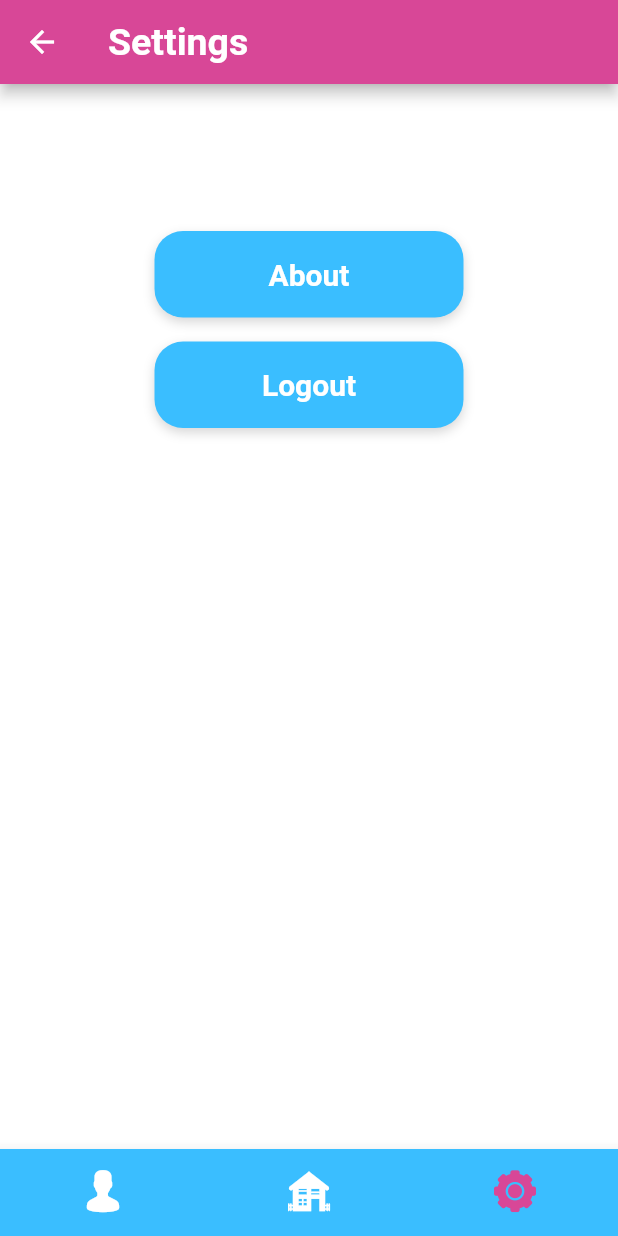
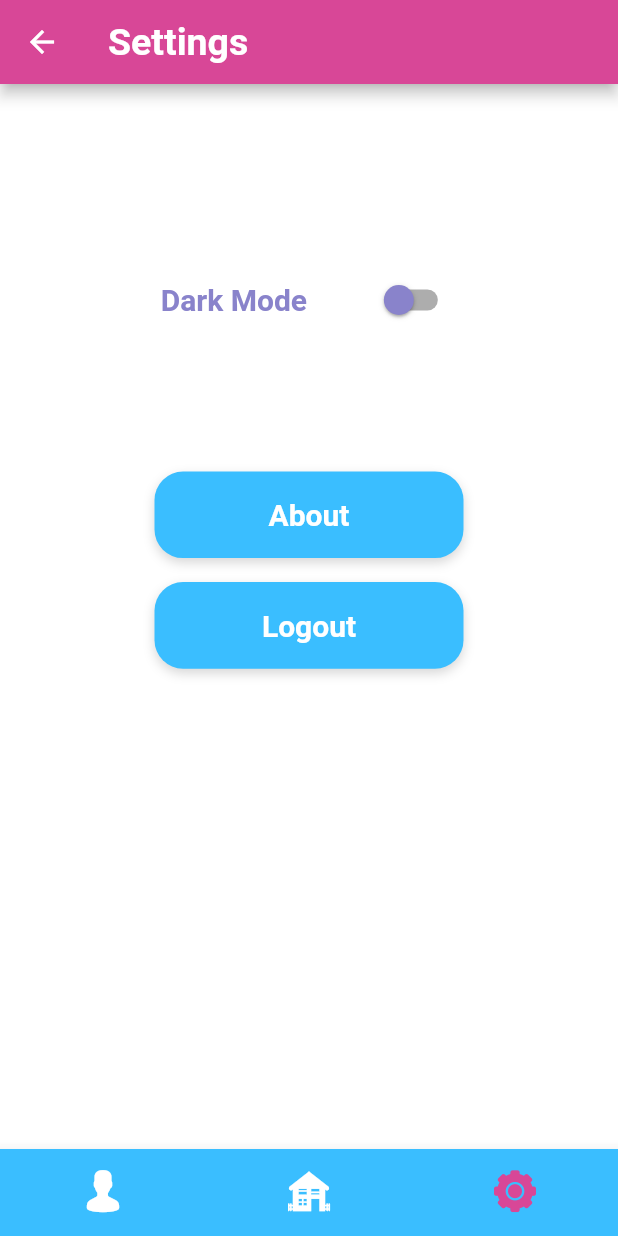
Before and after one commit to abdelrahmanbonna/chatchat, a Flutter app: the Home screen opened by its route, item 3 of the bottom bar chosen, on a phone screen of 412 x 824 dp. Run offline on Flutter 3.47's test engine with Material 2 defaults, Android fonts, the phone set to English and light mode, and no system bars.

Commit message:
adding screen

```diff
--- a/lib/logic/themeChanger.dart
+++ b/lib/logic/themeChanger.dart
@@ -35,9 +35,10 @@ class ThemeChanger extends ChangeNotifier {
   );
 
   Color _currentColor;
+  bool _switchvalue = false;
 
   ThemeChanger() {
-    setCurrentColor("light");
+    setCurrentColor();
   }
 
   ThemeData getThemeData() => _themeData;
@@ -48,10 +49,16 @@ class ThemeChanger extends ChangeNotifier {
     notifyListeners();
   }
 
-  setCurrentColor(String mode) {
-    mode == "dark"
+  setCurrentColor() {
+    _switchvalue
         ? _currentColor = _themeData.primaryColorDark
         : _currentColor = _themeData.primaryColorLight;
     notifyListeners();
   }
+
+  getSwitch() => _switchvalue;
+  setSwitch(bool mode) {
+    _switchvalue = mode;
+    notifyListeners();
+  }
 }
--- a/lib/main.dart
+++ b/lib/main.dart
@@ -1,6 +1,8 @@
 import 'package:chatchat/screens/about.dart';
+import 'package:chatchat/screens/chat.dart';
 import 'package:chatchat/screens/home.dart';
 import 'package:chatchat/screens/login.dart';
+import 'package:chatchat/screens/newChat.dart';
 import 'package:chatchat/screens/register.dart';
 import 'package:flutter/material.dart';
 import 'package:provider/provider.dart';
@@ -37,6 +39,8 @@ class MaterialAppWithTheme extends StatelessWidget {
         Register.id: (context) => Register(),
         Home.id: (context) => Home(),
         About.id: (context) => About(),
+        Chat.id: (context) => Chat(),
+        NewChat.id: (context) => NewChat(),
       },
       initialRoute: Start.id,
       theme: _theme.getThemeData(),
--- a/lib/screens/home.dart
+++ b/lib/screens/home.dart
@@ -1,9 +1,12 @@
 import 'package:chatchat/logic/themeChanger.dart';
 import 'package:chatchat/screens/about.dart';
+import 'package:chatchat/screens/newChat.dart';
 import 'package:chatchat/utilities/chat_chat_icons.dart';
 import 'package:chatchat/utilities/styledButton.dart';
 import 'package:flutter/material.dart';
 import 'package:provider/provider.dart';
+
+import 'start.dart';
 
 class Home extends StatefulWidget {
   static String id = "home";
@@ -14,6 +17,7 @@ class Home extends StatefulWidget {
 
 class _HomeState extends State<Home> {
   int barIndex = 1;
+  bool switchval = false;
 
   Widget screensChanger(BuildContext context, int index) {
     var screen = MediaQuery.of(context).size;
@@ -34,6 +38,24 @@ class _HomeState extends State<Home> {
             textAlign: TextAlign.center,
           ),
         ),
+        body: SingleChildScrollView(
+          padding: EdgeInsets.symmetric(vertical: 70),
+          child: Column(
+            children: [
+              SizedBox(
+                width: screen.width,
+              ),
+              CircleAvatar(
+                backgroundColor: Colors.grey,
+                minRadius: 110,
+              ),
+              SizedBox(
+                width: screen.width,
+                height: screen.height * 0.05,
+              ),
+            ],
+          ),
+        ),
       );
 
       //here for the second one
@@ -41,6 +63,16 @@ class _HomeState extends State<Home> {
       return Scaffold(
         backgroundColor: _theme.getCurrentColor(),
         appBar: AppBar(
+          actions: [
+            IconButton(
+                icon: Icon(
+                  ChatChat.plus,
+                  color: _theme.getCurrentColor(),
+                ),
+                onPressed: () {
+                  Navigator.pushNamed(context, NewChat.id);
+                })
+          ],
           title: Text(
             "Home",
             style: _theme
@@ -51,6 +83,7 @@ class _HomeState extends State<Home> {
             textAlign: TextAlign.center,
           ),
         ),
+        body: Container(),
       );
 
       //here for the last one
@@ -70,14 +103,40 @@ class _HomeState extends State<Home> {
         ),
         body: SafeArea(
           child: SingleChildScrollView(
-            padding: EdgeInsets.symmetric(vertical: 90),
+            padding: EdgeInsets.symmetric(vertical: 120),
             child: Column(
               crossAxisAlignment: CrossAxisAlignment.center,
               mainAxisAlignment: MainAxisAlignment.center,
               children: [
                 Container(
                   color: Colors.transparent,
-                  child: Row(),
+                  child: Row(
+                    children: [
+                      Text(
+                        "Dark Mode",
+                        style: _theme.getThemeData().textTheme.button.merge(
+                            TextStyle(color: _theme.getThemeData().hintColor)),
+                      ),
+                      SizedBox(
+                        width: screen.width * 0.1,
+                      ),
+                      Switch(
+                        value: _theme.getSwitch(),
+                        inactiveThumbColor: _theme.getThemeData().hintColor,
+                        activeColor: _theme.getThemeData().hintColor,
+                        activeTrackColor: _theme.getThemeData().hintColor,
+                        onChanged: (value) {
+                          _theme.setSwitch(value);
+                          _theme.setCurrentColor();
+                        },
+                      )
+                    ],
+                    mainAxisAlignment: MainAxisAlignment.center,
+                    crossAxisAlignment: CrossAxisAlignment.center,
+                  ),
+                ),
+                SizedBox(
+                  height: screen.height * 0.1,
                 ),
                 StyledButton(
                   text: "About",
@@ -87,7 +146,10 @@ class _HomeState extends State<Home> {
                 ),
                 StyledButton(
                   text: "Logout",
-                  function: () {},
+                  function: () {
+                    Navigator.pushNamedAndRemoveUntil(
+                        context, Start.id, (route) => false);
+                  },
                 ),
               ],
             ),
```
Also changed, not shown: lib/screens/chat.dart (added, +41 -0 lines), lib/screens/newChat.dart (added, +33 -0 lines).
